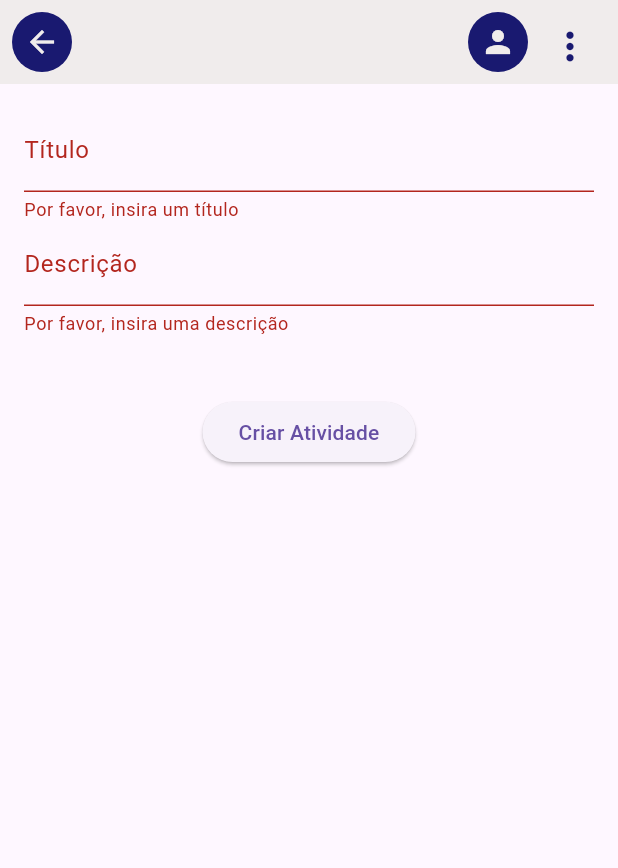
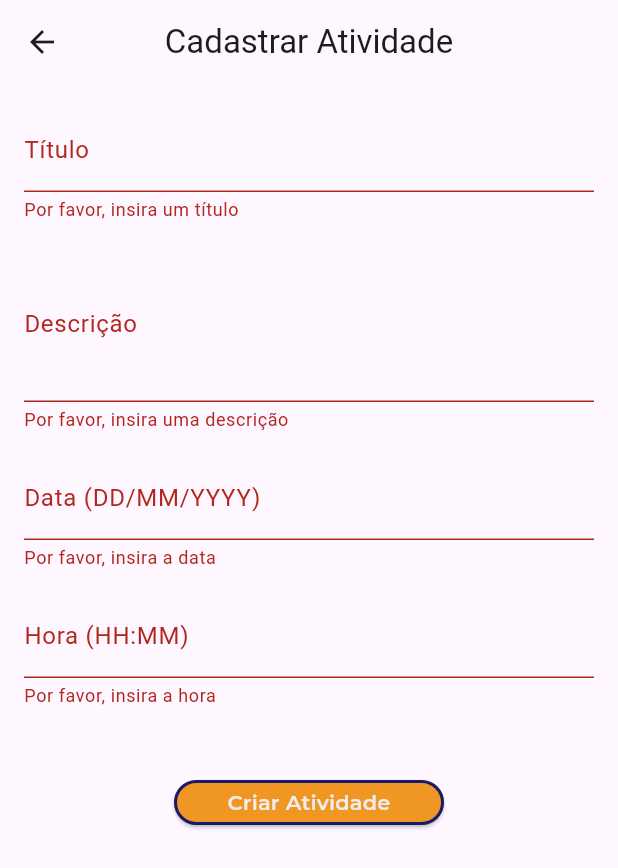
Before and after one commit to notsogreatdavi/DSI-2024.2, a Flutter app: the CreateActivityScreen screen opened directly with empty values, after a tap on "Criar Atividade", on a phone screen of 412 x 824 dp. Shown: the top 868 px of the screen. Run offline on Flutter 3.47's test engine with Material 3 defaults, Android fonts, the phone set to English and light mode, and no system bars; our stand-ins replace flutter_masked_text2, supabase_flutter; accounts and stored records are empty.

Commit message:
Finalizei a tela de cadastrar atividade
-> Importei a dependência no yaml "flutter_masked_text2" para facilitar o input do usuário, sobretudo nos campos de data e hora;

-> Finalizei a tela de cadastrar atividade;

```diff
--- a/flutter_application_1/lib/src/features/activities/create_activity.dart
+++ b/flutter_application_1/lib/src/features/activities/create_activity.dart
@@ -1,6 +1,8 @@
 import 'package:flutter/material.dart';
 import 'package:supabase_flutter/supabase_flutter.dart';
-import '../../common/widgets/custom_navigation_bar.dart';
+import 'package:intl/intl.dart';
+import 'package:flutter_masked_text2/flutter_masked_text2.dart';
+import '../../common/constants/app_colors.dart';
 
 class CreateActivityScreen extends StatefulWidget {
   final Map<String, dynamic> grupo;
@@ -13,9 +15,10 @@ class CreateActivityScreen extends StatefulWidget {
 
 class _CreateActivityScreenState extends State<CreateActivityScreen> {
   final _formKey = GlobalKey<FormState>();
-  String titulo = '';
-  String descricao = '';
-  bool isLoading = false;
+  final TextEditingController _tituloController = TextEditingController();
+  final TextEditingController _descricaoController = TextEditingController();
+  final MaskedTextController _dataController = MaskedTextController(mask: '00/00/0000');
+  final MaskedTextController _horaController = MaskedTextController(mask: '00:00');
   String errorMessage = '';
 
   Future<void> _createActivity() async {
@@ -24,26 +27,39 @@ class _CreateActivityScreenState extends State<CreateActivityScreen> {
     }
 
     setState(() {
-      isLoading = true;
       errorMessage = '';
     });
 
     try {
+      final DateTime dateTime = DateFormat('dd/MM/yyyy HH:mm').parse(
+        '${_dataController.text} ${_horaController.text}',
+      );
+
+      final userId = Supabase.instance.client.auth.currentUser?.id;
+
+      if (userId == null) {
+        throw Exception('Usuário não está logado');
+      }
+
+      final fotoUrl = 'https://zvurnjqmcegutysaqrjs.supabase.co/storage/v1/object/public/imagensdsi//book-placeholder.png';
+
       final response = await Supabase.instance.client.from('atividade').insert({
-        'titulo_ativi': titulo,
-        'descricao_ativi': descricao,
+        'titulo_ativi': _tituloController.text.trim(),
+        'descricao_ativi': _descricaoController.text.trim(),
         'grupo_id': widget.grupo['id'],
-      });
+        'id_aluno': userId,
+        'fotoUrlAtivi': fotoUrl,
+        'created_at': dateTime.toIso8601String(),
+      }).select().single();
 
-      if (response.error != null) {
-        throw response.error!;
+      if (response.isEmpty) {
+        throw Exception('Erro ao criar atividade');
       }
 
       Navigator.pop(context, true);
     } catch (e) {
       setState(() {
         errorMessage = 'Erro ao criar atividade: $e';
-        isLoading = false;
       });
     }
   }
@@ -51,65 +67,159 @@ class _CreateActivityScreenState extends State<CreateActivityScreen> {
   @override
   Widget build(BuildContext context) {
     return Scaffold(
-      appBar: CustomNavigationBar(
-        title: 'Criar Atividade',
-        onBackButtonPressed: () {
-          Navigator.pop(context);
-        },
-        onProfileButtonPressed: () {
-          // Adicione a ação desejada aqui
-        },
-        onMoreButtonPressed: () {
-          // Adicione a ação desejada aqui
-        },
+      appBar: AppBar(
+        title: const Text('Cadastrar Atividade'),
+        centerTitle: true,
       ),
       body: Padding(
         padding: const EdgeInsets.all(16.0),
         child: Form(
           key: _formKey,
-          child: Column(
+          child: ListView(
             children: [
               TextFormField(
-                decoration: InputDecoration(labelText: 'Título'),
+                controller: _tituloController,
+                decoration: InputDecoration(
+                  labelText: 'Título',
+                  enabledBorder: OutlineInputBorder(
+                    borderSide: BorderSide(
+                      color: AppColors.azulEscuro,
+                      width: 2,
+                    ),
+                    borderRadius: BorderRadius.circular(4),
+                  ),
+                  focusedBorder: OutlineInputBorder(
+                    borderSide: BorderSide(
+                      color: AppColors.azulEscuro,
+                      width: 2,
+                    ),
+                    borderRadius: BorderRadius.circular(4),
+                  ),
+                ),
                 validator: (value) {
                   if (value == null || value.isEmpty) {
                     return 'Por favor, insira um título';
                   }
                   return null;
                 },
-                onChanged: (value) {
-                  setState(() {
-                    titulo = value;
-                  });
-                },
               ),
+              SizedBox(height: 16),
               TextFormField(
-                decoration: InputDecoration(labelText: 'Descrição'),
+                controller: _descricaoController,
+                decoration: InputDecoration(
+                  labelText: 'Descrição',
+                  enabledBorder: OutlineInputBorder(
+                    borderSide: BorderSide(
+                      color: AppColors.azulEscuro,
+                      width: 2,
+                    ),
+                    borderRadius: BorderRadius.circular(4),
+                  ),
+                  focusedBorder: OutlineInputBorder(
+                    borderSide: BorderSide(
+                      color: AppColors.azulEscuro,
+                      width: 2,
+                    ),
+                    borderRadius: BorderRadius.circular(4),
+                  ),
+                ),
+                maxLines: 3,
                 validator: (value) {
                   if (value == null || value.isEmpty) {
                     return 'Por favor, insira uma descrição';
                   }
                   return null;
                 },
-                onChanged: (value) {
-                  setState(() {
-                    descricao = value;
-                  });
+              ),
+              SizedBox(height: 16),
+              TextFormField(
+                controller: _dataController,
+                decoration: InputDecoration(
+                  labelText: 'Data (DD/MM/YYYY)',
+                  enabledBorder: OutlineInputBorder(
+                    borderSide: BorderSide(
+                      color: AppColors.azulEscuro,
+                      width: 2,
+                    ),
+                    borderRadius: BorderRadius.circular(4),
+                  ),
+                  focusedBorder: OutlineInputBorder(
+                    borderSide: BorderSide(
+                      color: AppColors.azulEscuro,
+                      width: 2,
+                    ),
+                    borderRadius: BorderRadius.circular(4),
+                  ),
+                ),
+                validator: (value) {
+                  if (value == null || value.isEmpty) {
+                    return 'Por favor, insira a data';
+                  }
+                  return null;
                 },
               ),
-              const SizedBox(height: 20),
+              SizedBox(height: 16),
+              TextFormField(
+                controller: _horaController,
+                decoration: InputDecoration(
+                  labelText: 'Hora (HH:MM)',
+                  enabledBorder: OutlineInputBorder(
+                    borderSide: BorderSide(
+                      color: AppColors.azulEscuro,
+                      width: 2,
+                    ),
+                    borderRadius: BorderRadius.circular(4),
+                  ),
+                  focusedBorder: OutlineInputBorder(
+                    borderSide: BorderSide(
+                      color: AppColors.azulEscuro,
+                      width: 2,
+                    ),
+                    borderRadius: BorderRadius.circular(4),
+                  ),
+                ),
+                validator: (value) {
+                  if (value == null || value.isEmpty) {
+                    return 'Por favor, insira a hora';
+                  }
+                  return null;
+                },
+              ),
+              SizedBox(height: 24),
               if (errorMessage.isNotEmpty)
                 Text(
                   errorMessage,
                   style: TextStyle(color: Colors.red),
                 ),
-              const SizedBox(height: 20),
-              isLoading
-                  ? CircularProgressIndicator()
-                  : ElevatedButton(
-                      onPressed: _createActivity,
-                      child: Text('Criar Atividade'),
+              SizedBox(height: 24),
+              Center(
+                child: SizedBox(
+                  width: 180,
+                  height: 30,
+                  child: ElevatedButton(
+                    style: ElevatedButton.styleFrom(
+                      backgroundColor: AppColors.laranja,
+                      shape: RoundedRectangleBorder(
+                        borderRadius: BorderRadius.circular(30),
+                        side: BorderSide(
+                          color: AppColors.azulEscuro,
+                          width: 2,
+                        ),
+                      ),
                     ),
+                    onPressed: _createActivity,
+                    child: Text(
+                      'Criar Atividade',
+                      style: TextStyle(
+                        color: AppColors.branco,
+                        fontFamily: 'Montserrat',
+                        fontSize: 14,
+                        fontWeight: FontWeight.w600,
+                      ),
+                    ),
+                  ),
+                ),
+              ),
             ],
           ),
         ),
--- a/flutter_application_1/pubspec.yaml
+++ b/flutter_application_1/pubspec.yaml
@@ -17,6 +17,7 @@ dependencies:
   image_picker: ^0.8.7+5
   uuid: ^3.0.7
   intl: ^0.17.0
+  flutter_masked_text2: ^0.9.1
 
 dev_dependencies:
   flutter_test:
```
